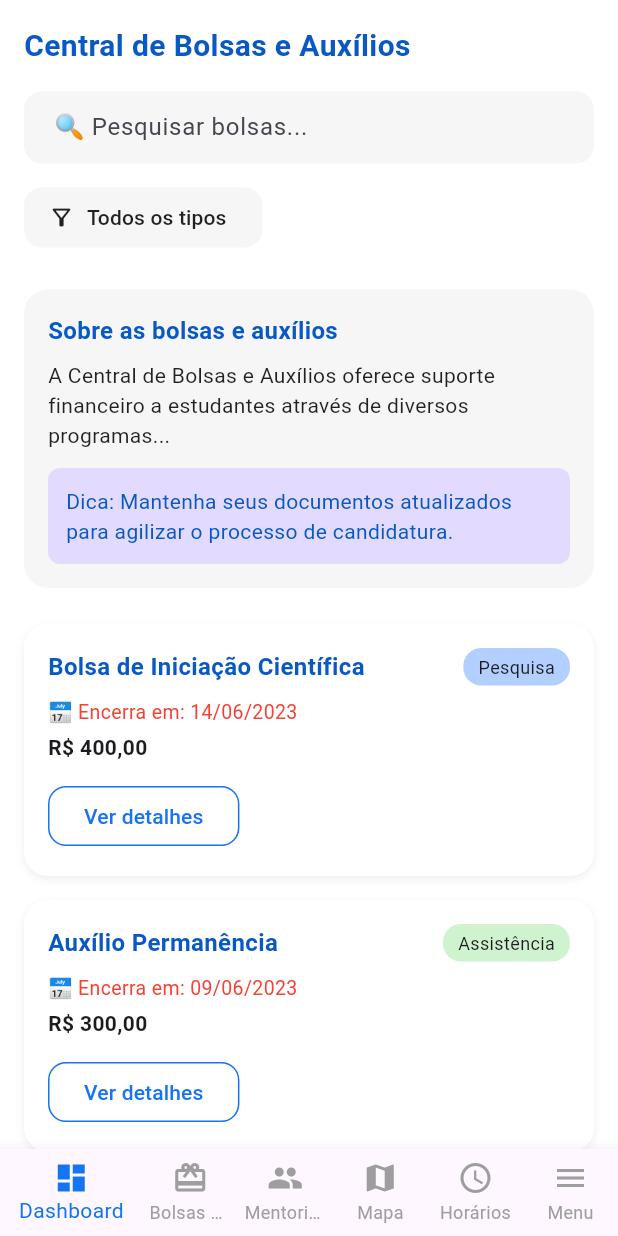
After one commit to joao-fcosta/uni_conecta, a Flutter app: the ScholarshipScreen screen opened by its route, on a phone screen of 412 x 824 dp. The commit adds this screen. Run offline on Flutter 3.47's test engine with Material 3 defaults, Android fonts, the light colour scheme and no system bars; network calls fail.

Commit message:
Criação da tela de scholarship, e inserindo rotas

```diff
--- a/lib/main.dart
+++ b/lib/main.dart
@@ -1,4 +1,5 @@
 import 'package:flutter/material.dart';
+import 'screens/scholarship_screen/scholarship_screen.dart';
 import 'screens/home_screen/home_screen.dart';
 import 'screens/map_screen/map_screen.dart';
 import 'screens/mentoring_screen/mentoring_screen.dart';
@@ -18,7 +19,8 @@ class MyApp extends StatelessWidget {
       routes: {
         '/home': (context) => const HomeScreen(),
         '/map': (context) => const MapScreen(),
-        '/mentoring': (context) => const MentoringScreen()
+        '/mentoring': (context) => const MentoringScreen(),
+        '/scholarship': (context) => const ScholarshipScreen()
       },
     );
   }
--- a/lib/screens/home_screen/home_screen.dart
+++ b/lib/screens/home_screen/home_screen.dart
@@ -48,10 +48,13 @@ class HomeScreen extends StatelessWidget {
                       mainAxisSpacing: 12,
                       physics: const NeverScrollableScrollPhysics(), // evita rolagem interna
                       children: [
-                        const QuickAccessItem(
+                       QuickAccessItem(
                           icon: Icons.card_giftcard,
                           label: 'Bolsas e Auxílios',
                           bgColor: Color(0xFFD7CBFF),
+                         onTap: () {
+                           Navigator.pushNamed(context, '/scholarship');
+                         },
                         ),
                         QuickAccessItem(
                           icon: Icons.group,
@@ -235,6 +238,7 @@ class HomeScreen extends StatelessWidget {
                 course: 'Engenharia de Computação',
                 semester: '8º semestre',
                 expertise: ['Programação', 'Cálculo'],
+                backgroundColor: Colors.white,
               ),
               const MentorCard(
                 imageUrl: 'https://randomuser.me/api/portraits/men/46.jpg',
@@ -242,6 +246,7 @@ class HomeScreen extends StatelessWidget {
                 course: 'Administração',
                 semester: '6º semestre',
                 expertise: ['Finanças', 'Marketing'],
+                backgroundColor: Colors.white,
               ),
               const SizedBox(height: 24),
             ],
--- /dev/null
+++ b/lib/screens/scholarship_screen/scholarship_screen.dart
@@ -0,0 +1,204 @@
+import 'package:flutter/material.dart';
+import '../../colors.dart';
+import '../../widgets/bottom_navigation.dart';
+
+class ScholarshipScreen extends StatelessWidget {
+  const ScholarshipScreen({super.key});
+
+  @override
+  Widget build(BuildContext context) {
+    return Scaffold(
+      backgroundColor: Colors.white,
+      bottomNavigationBar: const BottomNavigation(),
+      body: SafeArea(
+        child: SingleChildScrollView(
+          padding: const EdgeInsets.all(16),
+          child: Column(
+            crossAxisAlignment: CrossAxisAlignment.start,
+            children: [
+              const Text(
+                'Central de Bolsas e Auxílios',
+                style: TextStyle(
+                  fontWeight: FontWeight.bold,
+                  fontSize: 20,
+                  color: purpleDark,
+                ),
+              ),
+              const SizedBox(height: 16),
+              const TextField(
+                decoration: InputDecoration(
+                  hintText: '🔍 Pesquisar bolsas...',
+                  filled: true,
+                  fillColor: Color(0xFFF6F6F6),
+                  border: OutlineInputBorder(
+                    borderSide: BorderSide.none,
+                    borderRadius: BorderRadius.all(Radius.circular(12)),
+                  ),
+                  contentPadding: EdgeInsets.symmetric(horizontal: 16),
+                ),
+              ),
+              const SizedBox(height: 12),
+              ElevatedButton.icon(
+                style: ElevatedButton.styleFrom(
+                  backgroundColor: Color(0xFFF6F6F6),
+                  foregroundColor: Colors.black87,
+                  elevation: 0,
+                  shape: RoundedRectangleBorder(
+                    borderRadius: BorderRadius.circular(12),
+                  ),
+                ),
+                onPressed: () {},
+                icon: const Icon(Icons.filter_alt_outlined),
+                label: const Text("Todos os tipos"),
+              ),
+              const SizedBox(height: 24),
+
+              // Informativo
+              Container(
+                decoration: BoxDecoration(
+                  color: const Color(0xFFF6F6F6),
+                  borderRadius: BorderRadius.circular(16),
+                ),
+                padding: const EdgeInsets.all(16),
+                child: Column(
+                  crossAxisAlignment: CrossAxisAlignment.start,
+                  children: [
+                    const Text(
+                      'Sobre as bolsas e auxílios',
+                      style: TextStyle(
+                        fontWeight: FontWeight.bold,
+                        fontSize: 16,
+                        color: purpleDark,
+                      ),
+                    ),
+                    const SizedBox(height: 8),
+                    const Text(
+                      'A Central de Bolsas e Auxílios oferece suporte financeiro a estudantes através de diversos programas...',
+                      style: TextStyle(fontSize: 14, color: Colors.black87),
+                    ),
+                    const SizedBox(height: 12),
+                    Container(
+                      decoration: BoxDecoration(
+                        color: Color(0xFFE3DAFF),
+                        borderRadius: BorderRadius.circular(8),
+                      ),
+                      padding: const EdgeInsets.all(12),
+                      child: const Text(
+                        'Dica: Mantenha seus documentos atualizados para agilizar o processo de candidatura.',
+                        style: TextStyle(color: purpleDark),
+                      ),
+                    )
+                  ],
+                ),
+              ),
+              const SizedBox(height: 24),
+
+              // Lista de bolsas (cards)
+              _buildScholarshipCard(
+                title: 'Bolsa de Iniciação Científica',
+                type: 'Pesquisa',
+                typeColor: Color(0xFFB2CFFF),
+                endDate: '14/06/2023',
+                amount: 'R\$ 400,00',
+              ),
+              _buildScholarshipCard(
+                title: 'Auxílio Permanência',
+                type: 'Assistência',
+                typeColor: Color(0xFFCFF3CE),
+                endDate: '09/06/2023',
+                amount: 'R\$ 300,00',
+              ),
+              _buildScholarshipCard(
+                title: 'Monitoria em Cálculo I',
+                type: 'Monitoria',
+                typeColor: Color(0xFFFFE6A6),
+                endDate: '04/07/2023',
+                amount: 'R\$ 350,00',
+              ),
+              _buildScholarshipCard(
+                title: 'Programa de Extensão Comunitária',
+                type: 'Extensão',
+                typeColor: Color(0xFFD9D3FF),
+                endDate: '19/07/2023',
+                amount: 'R\$ 450,00',
+              ),
+              const SizedBox(height: 24),
+            ],
+          ),
+        ),
+      ),
+    );
+  }
+
+  Widget _buildScholarshipCard({
+    required String title,
+    required String type,
+    required Color typeColor,
+    required String endDate,
+    required String amount,
+  }) {
+    return Container(
+      margin: const EdgeInsets.only(bottom: 16),
+      padding: const EdgeInsets.all(16),
+      decoration: BoxDecoration(
+        color: Colors.white,
+        borderRadius: BorderRadius.circular(16),
+        boxShadow: const [
+          BoxShadow(color: Color(0x11000000), blurRadius: 4, offset: Offset(0, 2))
+        ],
+      ),
+      child: Column(
+        crossAxisAlignment: CrossAxisAlignment.start,
+        children: [
+          Row(
+            children: [
+              Expanded(
+                child: Text(
+                  title,
+                  style: const TextStyle(
+                    fontWeight: FontWeight.bold,
+                    fontSize: 16,
+                    color: purpleDark,
+                  ),
+                ),
+              ),
+              Container(
+                padding: const EdgeInsets.symmetric(horizontal: 10, vertical: 4),
+                decoration: BoxDecoration(
+                  color: typeColor,
+                  borderRadius: BorderRadius.circular(12),
+                ),
+                child: Text(
+                  type,
+                  style: const TextStyle(fontSize: 12),
+                ),
+              ),
+            ],
+          ),
+          const SizedBox(height: 8),
+          Text(
+            '📅 Encerra em: $endDate',
+            style: const TextStyle(color: Colors.red, fontSize: 13),
+          ),
+          const SizedBox(height: 4),
+          Text(
+            amount,
+            style: const TextStyle(fontSize: 14, fontWeight: FontWeight.w600),
+          ),
+          const SizedBox(height: 12),
+          OutlinedButton(
+            style: OutlinedButton.styleFrom(
+              foregroundColor: purple,
+              side: const BorderSide(color: purple),
+              shape: RoundedRectangleBorder(
+                borderRadius: BorderRadius.circular(12),
+              ),
+            ),
+            onPressed: () {},
+            child: const Text('Ver detalhes'),
+          )
+        ],
+      ),
+    );
+  }
+}
--- a/lib/widgets/bottom_navigation.dart
+++ b/lib/widgets/bottom_navigation.dart
@@ -23,7 +23,7 @@ class _BottomNavigationState extends State<BottomNavigation> {
         Navigator.pushNamed(context, '/home');
         break;
       case 1:
-      // Navegar para Bolsas e Auxílios, se existir
+        Navigator.pushNamed(context, '/scholarship');
         break;
       case 2:
         Navigator.pushNamed(context, '/mentoring');
--- a/lib/widgets/menu_modal.dart
+++ b/lib/widgets/menu_modal.dart
@@ -37,7 +37,7 @@ class MenuModal extends StatelessWidget {
             runSpacing: 20,
             children: [
               MenuItem(icon: Icons.dashboard, label: 'Dashboard', onTap: () => _navigate(context, '/home')),
-              MenuItem(icon: Icons.card_giftcard, label: 'Bolsas e Auxílios'),
+              MenuItem(icon: Icons.card_giftcard, label: 'Bolsas e Auxílios', onTap: () => _navigate(context, '/scholarship')),
               MenuItem(icon: Icons.group, label: 'Mentorias', onTap: () => _navigate(context, '/mentoring')),
               MenuItem(icon: Icons.map, label: 'Mapa', onTap: () => _navigate(context, '/map')),
               MenuItem(icon: Icons.schedule, label: 'Horários'),
```
